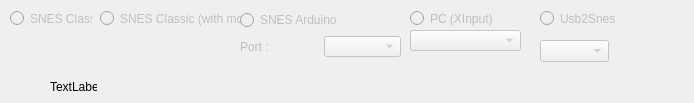
First picture: the form in inputsourceselector.ui, repository Skarsnik/Button-Mash, before the edit.
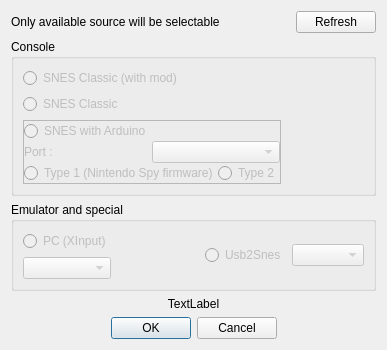
Second picture: the form after the edit.

```diff
--- a/inputsourceselector.ui
+++ b/inputsourceselector.ui
@@ -1,49 +1,67 @@
 <?xml version="1.0" encoding="UTF-8"?>
 <ui version="4.0">
  <class>InputSourceSelector</class>
- <widget class="QWidget" name="InputSourceSelector">
+ <widget class="QDialog" name="InputSourceSelector">
   <property name="geometry">
    <rect>
     <x>0</x>
     <y>0</y>
-    <width>694</width>
-    <height>103</height>
+    <width>387</width>
+    <height>334</height>
    </rect>
   </property>
   <property name="windowTitle">
    <string>Form</string>
   </property>
-  <widget class="QRadioButton" name="snesClassicRadioButton">
-   <property name="enabled">
-    <bool>false</bool>
-   </property>
-   <property name="geometry">
-    <rect>
-     <x>10</x>
-     <y>10</y>
-     <width>82</width>
-     <height>17</height>
-    </rect>
-   </property>
+  <layout class="QVBoxLayout" name="verticalLayout_3">
+   <item>
+    <layout class="QHBoxLayout" name="horizontalLayout_4">
+     <item>
+      <widget class="QLabel" name="label">
+       <property name="text">
+        <string>Only available source will be selectable</string>
+       </property>
+      </widget>
+     </item>
+     <item>
+      <spacer name="horizontalSpacer_3">
+       <property name="orientation">
+        <enum>Qt::Horizontal</enum>
+       </property>
+       <property name="sizeHint" stdset="0">
+        <size>
+         <width>40</width>
+         <height>20</height>
+        </size>
+       </property>
+      </spacer>
+     </item>
+     <item>
+      <widget class="QPushButton" name="refreshButton">
    <property name="text">
-    <string>SNES Classic</string>
-   </property>
-   <attribute name="buttonGroup">
-    <string notr="true">sourceRadioGroup</string>
-   </attribute>
-  </widget>
+        <string>Refresh</string>
+       </property>
+      </widget>
+     </item>
+    </layout>
+   </item>
+   <item>
+    <widget class="QGroupBox" name="groupBox">
+     <property name="title">
+      <string>Console</string>
+     </property>
+     <property name="flat">
+      <bool>false</bool>
+     </property>
+     <property name="checkable">
+      <bool>false</bool>
+     </property>
+     <layout class="QVBoxLayout" name="verticalLayout_4">
+      <item>
   <widget class="QRadioButton" name="snesClassicStuffRadioButton">
    <property name="enabled">
     <bool>false</bool>
    </property>
-   <property name="geometry">
-    <rect>
-     <x>100</x>
-     <y>10</y>
-     <width>151</width>
-     <height>17</height>
-    </rect>
-   </property>
    <property name="text">
     <string>SNES Classic (with mod)</string>
    </property>
@@ -51,47 +69,47 @@
     <string notr="true">sourceRadioGroup</string>
    </attribute>
   </widget>
-  <widget class="QRadioButton" name="xinputRadioButton">
+      </item>
+      <item>
+       <widget class="QRadioButton" name="snesClassicRadioButton">
    <property name="enabled">
     <bool>false</bool>
    </property>
-   <property name="geometry">
-    <rect>
-     <x>410</x>
-     <y>10</y>
-     <width>82</width>
-     <height>17</height>
-    </rect>
-   </property>
    <property name="text">
-    <string>PC (XInput)</string>
+         <string>SNES Classic</string>
    </property>
    <attribute name="buttonGroup">
     <string notr="true">sourceRadioGroup</string>
    </attribute>
   </widget>
-  <widget class="QLabel" name="infoLabel">
-   <property name="geometry">
-    <rect>
-     <x>50</x>
-     <y>80</y>
-     <width>47</width>
-     <height>13</height>
-    </rect>
-   </property>
-   <property name="text">
-    <string>TextLabel</string>
-   </property>
-  </widget>
-  <widget class="QWidget" name="layoutWidget">
-   <property name="geometry">
-    <rect>
-     <x>240</x>
-     <y>10</y>
-     <width>161</width>
-     <height>47</height>
-    </rect>
-   </property>
+      </item>
+      <item>
+       <layout class="QHBoxLayout" name="horizontalLayout_7">
+        <item>
+         <widget class="QFrame" name="frame">
+          <property name="frameShape">
+           <enum>QFrame::StyledPanel</enum>
+          </property>
+          <property name="frameShadow">
+           <enum>QFrame::Plain</enum>
+          </property>
+          <layout class="QHBoxLayout" name="horizontalLayout_6">
+           <property name="spacing">
+            <number>0</number>
+           </property>
+           <property name="leftMargin">
+            <number>0</number>
+           </property>
+           <property name="topMargin">
+            <number>0</number>
+           </property>
+           <property name="rightMargin">
+            <number>0</number>
+           </property>
+           <property name="bottomMargin">
+            <number>0</number>
+           </property>
+           <item>
    <layout class="QVBoxLayout" name="verticalLayout">
     <item>
      <widget class="QRadioButton" name="arduinoRadioButton">
@@ -99,7 +117,7 @@
        <bool>false</bool>
       </property>
       <property name="text">
-       <string>SNES Arduino</string>
+                <string>SNES with Arduino</string>
       </property>
       <attribute name="buttonGroup">
        <string notr="true">sourceRadioGroup</string>
@@ -113,6 +131,12 @@
         <property name="enabled">
          <bool>false</bool>
         </property>
+                 <property name="sizePolicy">
+                  <sizepolicy hsizetype="Minimum" vsizetype="Preferred">
+                   <horstretch>0</horstretch>
+                   <verstretch>0</verstretch>
+                  </sizepolicy>
+                 </property>
         <property name="text">
          <string>Port :</string>
         </property>
@@ -127,50 +151,146 @@
       </item>
      </layout>
     </item>
-   </layout>
-  </widget>
+             <item>
+              <layout class="QHBoxLayout" name="horizontalLayout_2">
+               <item>
+                <widget class="QRadioButton" name="arduiType1Radio">
+                 <property name="enabled">
+                  <bool>false</bool>
+                 </property>
+                 <property name="text">
+                  <string>Type 1 (Nintendo Spy firmware)</string>
+                 </property>
+                 <attribute name="buttonGroup">
+                  <string notr="true">arduinoRadioGroup</string>
+                 </attribute>
+                </widget>
+               </item>
+               <item>
+                <widget class="QRadioButton" name="arduiType2Radio">
+                 <property name="enabled">
+                  <bool>false</bool>
+                 </property>
+                 <property name="text">
+                  <string>Type 2</string>
+                 </property>
+                 <attribute name="buttonGroup">
+                  <string notr="true">arduinoRadioGroup</string>
+                 </attribute>
+                </widget>
+               </item>
+              </layout>
+             </item>
+            </layout>
+           </item>
+          </layout>
+         </widget>
+        </item>
+        <item>
+         <spacer name="horizontalSpacer_2">
+          <property name="orientation">
+           <enum>Qt::Horizontal</enum>
+          </property>
+          <property name="sizeHint" stdset="0">
+           <size>
+            <width>40</width>
+            <height>20</height>
+           </size>
+          </property>
+         </spacer>
+        </item>
+       </layout>
+      </item>
+     </layout>
+    </widget>
+   </item>
+   <item>
+    <widget class="QGroupBox" name="groupBox_2">
+     <property name="title">
+      <string>Emulator and special</string>
+     </property>
+     <layout class="QHBoxLayout" name="horizontalLayout_3">
+      <item>
+       <layout class="QVBoxLayout" name="verticalLayout_2">
+        <item>
+         <widget class="QRadioButton" name="xinputRadioButton">
+          <property name="enabled">
+           <bool>false</bool>
+          </property>
+          <property name="text">
+           <string>PC (XInput)</string>
+          </property>
+          <attribute name="buttonGroup">
+           <string notr="true">sourceRadioGroup</string>
+          </attribute>
+         </widget>
+        </item>
+        <item>
   <widget class="QComboBox" name="xinputComboBox">
    <property name="enabled">
     <bool>false</bool>
    </property>
-   <property name="geometry">
-    <rect>
-     <x>410</x>
-     <y>30</y>
-     <width>111</width>
-     <height>21</height>
-    </rect>
-   </property>
-  </widget>
+         </widget>
+        </item>
+       </layout>
+      </item>
+      <item>
+       <spacer name="horizontalSpacer">
+        <property name="orientation">
+         <enum>Qt::Horizontal</enum>
+        </property>
+        <property name="sizeHint" stdset="0">
+         <size>
+          <width>40</width>
+          <height>20</height>
+         </size>
+        </property>
+       </spacer>
+      </item>
+      <item>
   <widget class="QRadioButton" name="usb2snesRadioButton">
    <property name="enabled">
     <bool>false</bool>
    </property>
-   <property name="geometry">
-    <rect>
-     <x>540</x>
-     <y>10</y>
-     <width>82</width>
-     <height>17</height>
-    </rect>
-   </property>
    <property name="text">
     <string>Usb2Snes</string>
    </property>
-  </widget>
+        <attribute name="buttonGroup">
+         <string notr="true">sourceRadioGroup</string>
+        </attribute>
+       </widget>
+      </item>
+      <item>
   <widget class="QComboBox" name="usb2snesComboBox">
    <property name="enabled">
     <bool>false</bool>
    </property>
-   <property name="geometry">
-    <rect>
-     <x>540</x>
-     <y>40</y>
-     <width>69</width>
-     <height>22</height>
-    </rect>
-   </property>
-  </widget>
+       </widget>
+      </item>
+     </layout>
+    </widget>
+   </item>
+   <item>
+    <widget class="QLabel" name="infoLabel">
+     <property name="text">
+      <string>TextLabel</string>
+     </property>
+     <property name="alignment">
+      <set>Qt::AlignCenter</set>
+     </property>
+    </widget>
+   </item>
+   <item>
+    <widget class="QDialogButtonBox" name="buttonBox">
+     <property name="standardButtons">
+      <set>QDialogButtonBox::Cancel|QDialogButtonBox::Ok</set>
+     </property>
+     <property name="centerButtons">
+      <bool>true</bool>
+     </property>
+    </widget>
+   </item>
+  </layout>
  </widget>
  <resources/>
  <connections/>
```
Left out of the diff: 3 changed lines with no effect on the pictures. Lines whose indentation alone changed are shown as unchanged.
